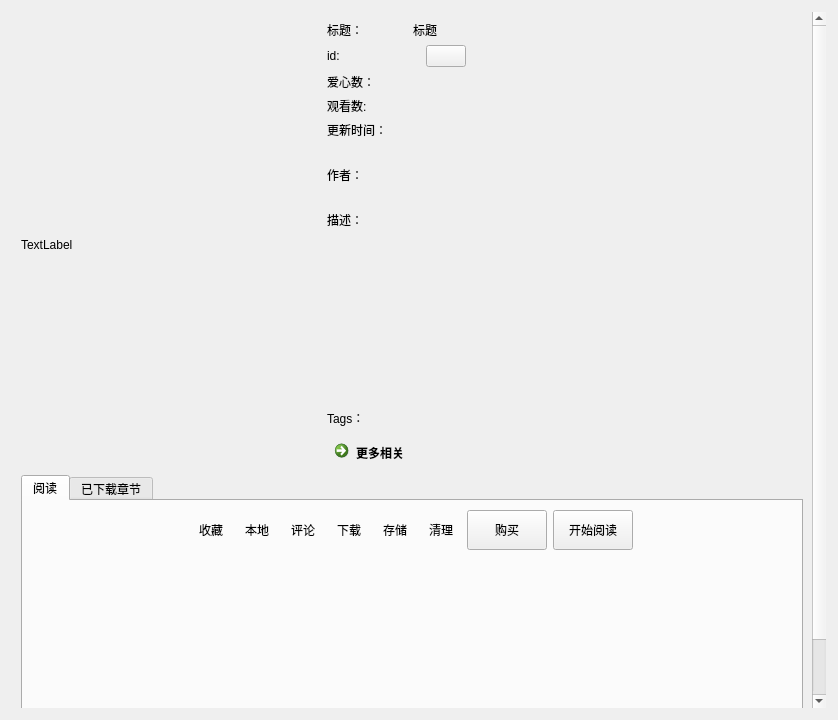
First picture: the form in ui/ui_book_info.ui, repository tonquer/JMComic-qt, before the edit.
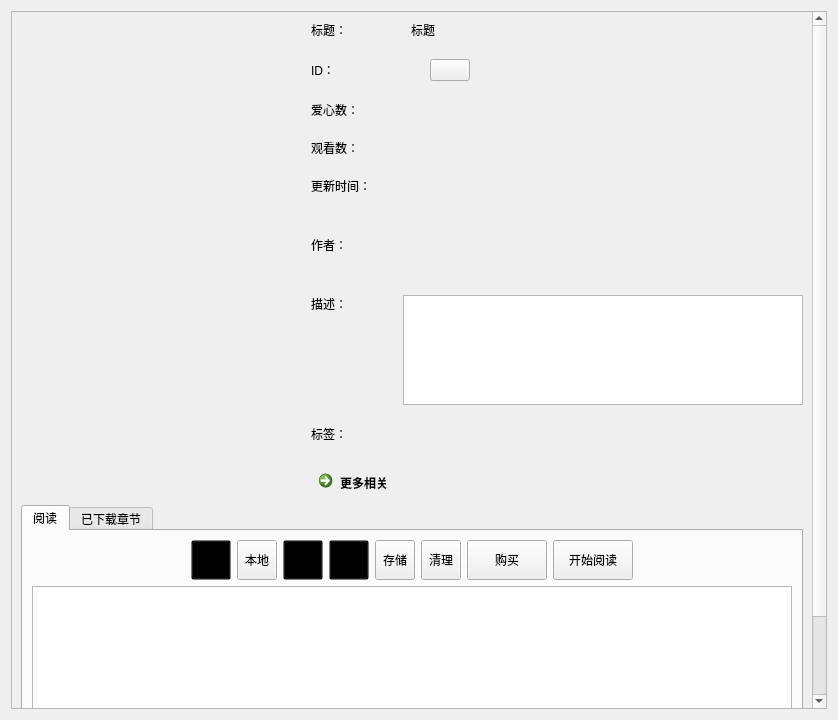
Second picture: the form after the edit. Icons and pictures are not drawn. Custom widgets are drawn as their Qt base class.

Diff of the .ui file:
```diff
--- a/ui/ui_book_info.ui
+++ b/ui/ui_book_info.ui
@@ -13,37 +13,6 @@
   <property name="windowTitle">
    <string>漫画详情</string>
   </property>
-  <property name="styleSheet">
-   <string notr="true">QToolButton
-{
-background-color:transparent;
-  border: 0px;
-  height: 0px;
-  margin: 0px;
-  padding: 0px;
-  border-right: 0px;
-  border-left: 0px;
-}
-QToolButton:hover  {
-background-color:transparent;
-  border-right: 0px;
-  border-left: 0px;
-}
-
-QToolButton:pressed  {
-background-color:transparent;
-  border-right: 0px;
-  border-left: 0px;
-}
-
-QToolButton:checked  {
-background-color:transparent;
-  border-right: 0px;
-  border-left: 0px;
-}
-QListWidget {background-color:transparent;}
-QScrollArea {background-color:transparent;}</string>
-  </property>
   <layout class="QGridLayout" name="gridLayout_2">
    <item row="0" column="0">
     <widget class="SmoothScrollArea" name="scrollArea">
@@ -64,16 +33,28 @@
         <layout class="QGridLayout" name="gridLayout_3">
          <item row="0" column="0">
           <layout class="QHBoxLayout" name="horizontalLayout">
+           <property name="spacing">
+            <number>20</number>
+           </property>
            <item>
             <widget class="QLabel" name="picture">
              <property name="minimumSize">
               <size>
+               <width>270</width>
+               <height>360</height>
+              </size>
+             </property>
+             <property name="maximumSize">
+              <size>
                <width>300</width>
                <height>400</height>
               </size>
              </property>
              <property name="text">
-              <string>TextLabel</string>
+              <string/>
+             </property>
+             <property name="alignment">
+              <set>Qt::AlignCenter</set>
              </property>
             </widget>
            </item>
@@ -85,13 +66,13 @@
                 <widget class="QLabel" name="label">
                  <property name="minimumSize">
                   <size>
-                   <width>80</width>
+                   <width>72</width>
                    <height>0</height>
                   </size>
                  </property>
                  <property name="maximumSize">
                   <size>
-                   <width>40</width>
+                   <width>80</width>
                    <height>16777215</height>
                   </size>
                  </property>
@@ -121,18 +102,18 @@
                 <widget class="QLabel" name="label_6">
                  <property name="minimumSize">
                   <size>
-                   <width>80</width>
+                   <width>72</width>
                    <height>0</height>
                   </size>
                  </property>
                  <property name="maximumSize">
                   <size>
-                   <width>40</width>
+                   <width>80</width>
                    <height>16777215</height>
                   </size>
                  </property>
                  <property name="text">
-                  <string>id:</string>
+                  <string>ID：</string>
                  </property>
                 </widget>
                </item>
@@ -171,13 +152,13 @@
                 <widget class="QLabel" name="label_4">
                  <property name="minimumSize">
                   <size>
-                   <width>80</width>
+                   <width>72</width>
                    <height>0</height>
                   </size>
                  </property>
                  <property name="maximumSize">
                   <size>
-                   <width>40</width>
+                   <width>80</width>
                    <height>16777215</height>
                   </size>
                  </property>
@@ -201,18 +182,18 @@
                 <widget class="QLabel" name="label_8">
                  <property name="minimumSize">
                   <size>
-                   <width>80</width>
+                   <width>72</width>
                    <height>0</height>
                   </size>
                  </property>
                  <property name="maximumSize">
                   <size>
-                   <width>40</width>
+                   <width>80</width>
                    <height>16777215</height>
                   </size>
                  </property>
                  <property name="text">
-                  <string>观看数:</string>
+                  <string>观看数：</string>
                  </property>
                 </widget>
                </item>
@@ -310,13 +291,13 @@
                 <widget class="QLabel" name="label_3">
                  <property name="minimumSize">
                   <size>
-                   <width>80</width>
+                   <width>72</width>
                    <height>0</height>
                   </size>
                  </property>
                  <property name="maximumSize">
                   <size>
-                   <width>40</width>
+                   <width>80</width>
                    <height>16777215</height>
                   </size>
                  </property>
@@ -330,8 +311,11 @@
                </item>
                <item>
                 <widget class="QPlainTextEdit" name="description">
-                 <property name="styleSheet">
-                  <string notr="true">QPlainTextEdit {background-color:transparent;}</string>
+                 <property name="maximumSize">
+                  <size>
+                   <width>16777215</width>
+                   <height>110</height>
+                  </size>
                  </property>
                  <property name="readOnly">
                   <bool>true</bool>
@@ -346,41 +330,23 @@
                 <widget class="QLabel" name="label_5">
                  <property name="minimumSize">
                   <size>
-                   <width>80</width>
+                   <width>72</width>
                    <height>0</height>
                   </size>
                  </property>
                  <property name="maximumSize">
                   <size>
-                   <width>40</width>
+                   <width>80</width>
                    <height>40</height>
                   </size>
                  </property>
                  <property name="text">
-                  <string>Tags：</string>
+                  <string>标签：</string>
                  </property>
                 </widget>
                </item>
                <item>
-                <widget class="QWidget" name="tagList" native="true">
-                 <property name="styleSheet">
-                  <string notr="true">QPushButton {
-                   background-color:rgb(251, 239, 243);
-                   color: rgb(196, 95, 125);
-                   border:2px solid red;
-                   border-radius: 10px;
-                   border-color:rgb(196, 95, 125);
-                   }
-                   /* 鼠标在按钮上时，按钮颜色 */
-                   QPushButton:hover
-                   {
-                   background-color:rgb(21, 85, 154);
-                   border-radius: 10px;
-                   color: rgb(0, 0, 0);
-                   }
-</string>
-                 </property>
-                </widget>
+                <widget class="QWidget" name="tagList" native="true"/>
                </item>
               </layout>
              </item>
@@ -682,24 +648,6 @@
            </item>
            <item>
             <widget class="EpsListWidget" name="epsListWidget">
-             <property name="styleSheet">
-              <string notr="true">QListWidget {background-color:transparent;}
-QListWidget::item {
-    background-color:rgb(251, 239, 243);
-    color: rgb(196, 95, 125);
-	border:2px solid red;
-    border-radius: 10px;
-	border-color:rgb(196, 95, 125);
-}
-/* 鼠标在按钮上时，按钮颜色 */
- QListWidget::item:hover 
-{
-    background-color:rgb(21, 85, 154);
-    border-radius: 10px;
-    color: rgb(0, 0, 0);
-}
-</string>
-             </property>
              <property name="textElideMode">
               <enum>Qt::ElideRight</enum>
              </property>
```
Left out of the diff: 18 changed lines with no effect on the pictures.
